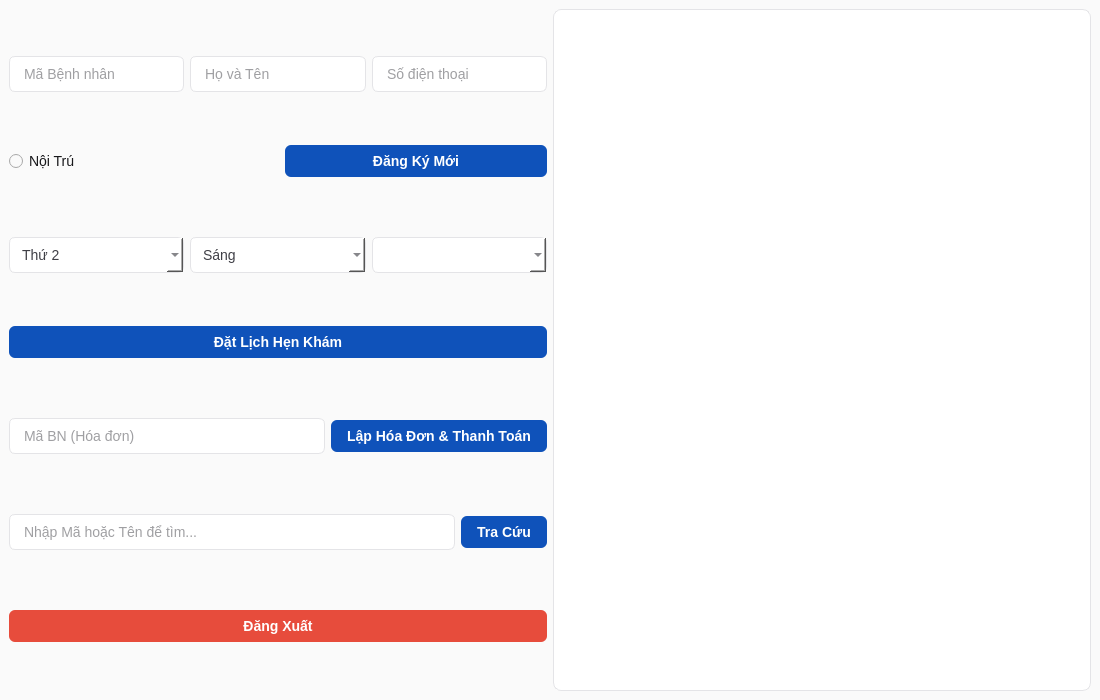
Before: the Qt Designer form src/ui/ReceptionistMenu.ui in prestonwanttorevenge/PBL2, drawn with Qt 5.
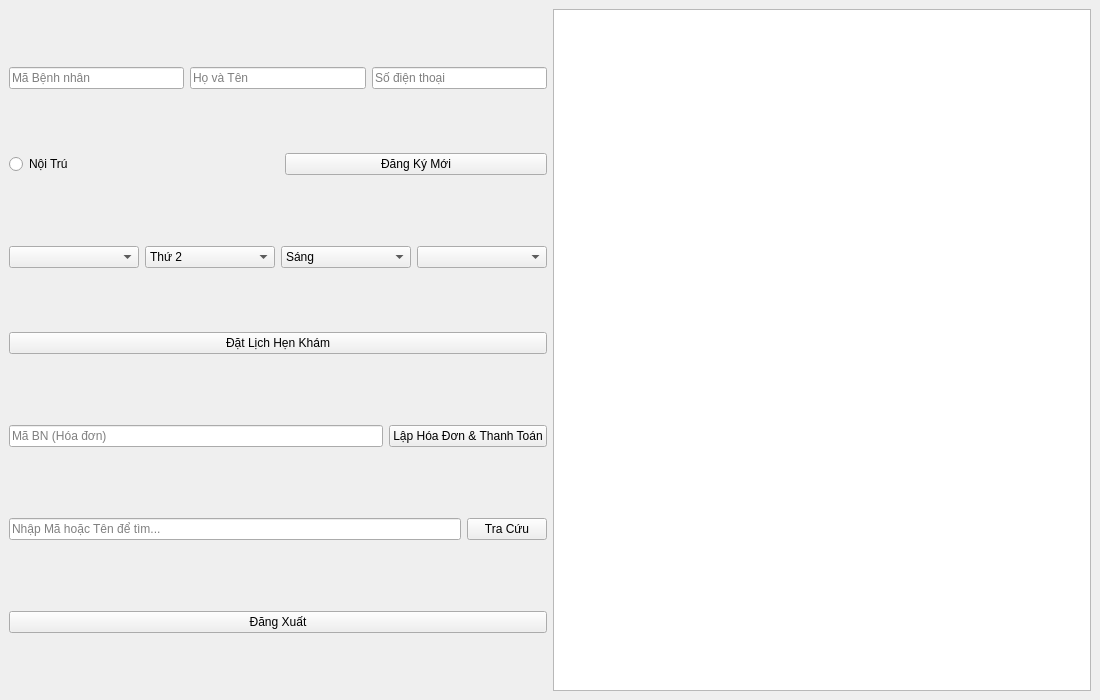
After: the same form once the commit is applied.

Patch:
```diff
--- a/src/ui/ReceptionistMenu.ui
+++ b/src/ui/ReceptionistMenu.ui
@@ -4,88 +4,7 @@
  <widget class="QMainWindow" name="ReceptionistMenu">
   <property name="geometry"><rect><x>0</x><y>0</y><width>1100</width><height>700</height></rect></property>
   <property name="windowTitle"><string>Giao Diện Lễ Tân - Receptionist Menu</string></property>
-  <property name="styleSheet"><string>QWidget {
-    font-family: 'Inter', 'Segoe UI', 'Arial', sans-serif;
-    font-size: 14px;
-    color: #18181b; /* kẽm-900 (zinc-900) - màu đen dịu */
-    background-color: #fafafa; /* kẽm-50 (zinc-50) - nền trắng xám dịu mắt */
-}
-
-QMainWindow {
-    background-color: #fafafa;
-}
-
-/* NÚT BẤM CHUNG - Màu Oceanic Azure #002B8C */
-QPushButton {
-    background-color: #0F52BA; /* Sapphire - Màu chính cho nút thao tác */
-    color: white;
-    border-radius: 6px;
-    padding: 8px 16px;
-    font-weight: 500;
-    border: none;
-}
-
-QPushButton:hover {
-    background-color: #002B8C; /* Oceanic Azure - Đậm hơn khi hover */
-}
-
-QPushButton:pressed {
-    background-color: #282888; /* Indigo Blue - Khi nhấn */
-}
-
-/* NÚT ĐĂNG XUẤT / XÓA KHẨN CẤP */
-QPushButton#btnLogout, QPushButton#btnDeleteUser, QPushButton#btnDeleteDoctor, QPushButton#btnDeleteMedicine, QPushButton#btnDeleteService {
-    background-color: #e74c3c; /* Đỏ nhạt để cảnh báo */
-}
-
-QPushButton#btnLogout:hover, QPushButton#btnDeleteUser:hover, QPushButton#btnDeleteDoctor:hover, QPushButton#btnDeleteMedicine:hover, QPushButton#btnDeleteService:hover {
-    background-color: #c0392b;
-}
-
-/* Ô NHẬP LIỆU (Input / ComboBox / SpinBox) */
-QLineEdit, QTextEdit, QPlainTextEdit, QComboBox, QSpinBox {
-    background-color: white;
-    border: 1px solid #e4e4e7; /* zinc-200 */
-    border-radius: 6px;
-    padding: 8px 12px;
-    color: #3f3f46; /* zinc-700 */
-}
-
-QLineEdit:focus, QTextEdit:focus, QComboBox:focus, QSpinBox:focus {
-    border: 1px solid #0F52BA; /* Viền Sapphire khi focus */
-    background-color: #F0FFFF; /* Azure nhạt khi focus */
-}
-
-/* BẢNG DỮ LIỆU (Table Widget) */
-QTableView, QTableWidget {
-    background-color: white;
-    gridline-color: #f4f4f5; /* zinc-100 */
-    border: 1px solid #e4e4e7; /* zinc-200 */
-    border-radius: 8px;
-    selection-background-color: #F0FFFF; /* Azure nhạt khi chọn */
-    selection-color: #002B8C; /* Oceanic Azure đậm khi chọn */
-}
-
-/* TIÊU ĐỀ CỘT CỦA BẢNG */
-QHeaderView::section {
-    background-color: #f4f4f5; /* zinc-100 */
-    color: #52525b; /* zinc-600 */
-    padding: 10px;
-    font-weight: bold;
-    border: none;
-    border-bottom: 2px solid #e4e4e7; /* zinc-200 */
-    text-transform: uppercase;
-}
-
-QTableView::item {
-    padding: 8px;
-    border-bottom: 1px solid #f4f4f5;
-}
-
-QTableView::item:hover {
-    background-color: #fafafa;
-}
-</string></property><widget class="QWidget" name="centralwidget">
+  <widget class="QWidget" name="centralwidget">
    <layout class="QHBoxLayout" name="horizontalLayoutMain">
     <item>
      <layout class="QVBoxLayout" name="verticalLayoutLeftPanel">
@@ -106,6 +25,7 @@
       <item><spacer name="verticalSpacer1"><property name="orientation"><enum>Qt::Vertical</enum></property></spacer></item>
       <item>
        <layout class="QHBoxLayout" name="horizontalLayoutAppointment">
+        <item><widget class="QComboBox" name="cbSpecialty" /></item>
         <item><widget class="QComboBox" name="cbDay">
           <item><property name="text"><string>Thứ 2</string></property></item><item><property name="text"><string>Thứ 3</string></property></item>
           <item><property name="text"><string>Thứ 4</string></property></item><item><property name="text"><string>Thứ 5</string></property></item>
```
